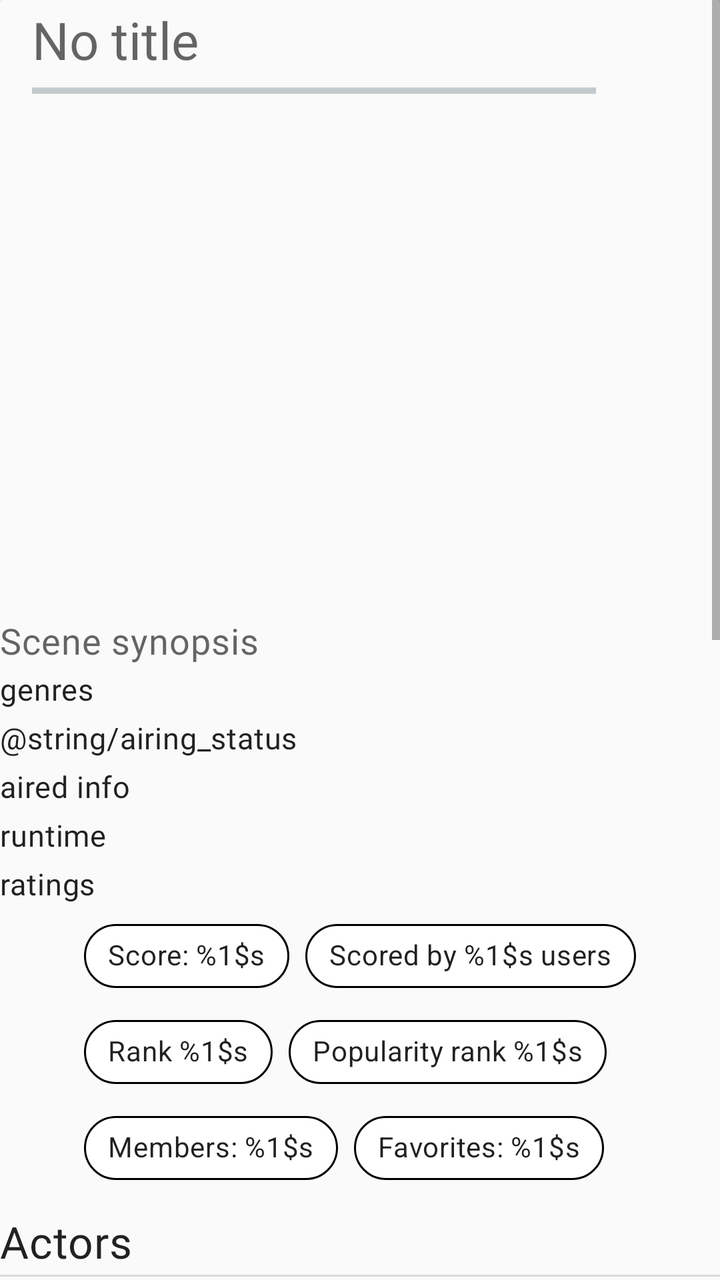
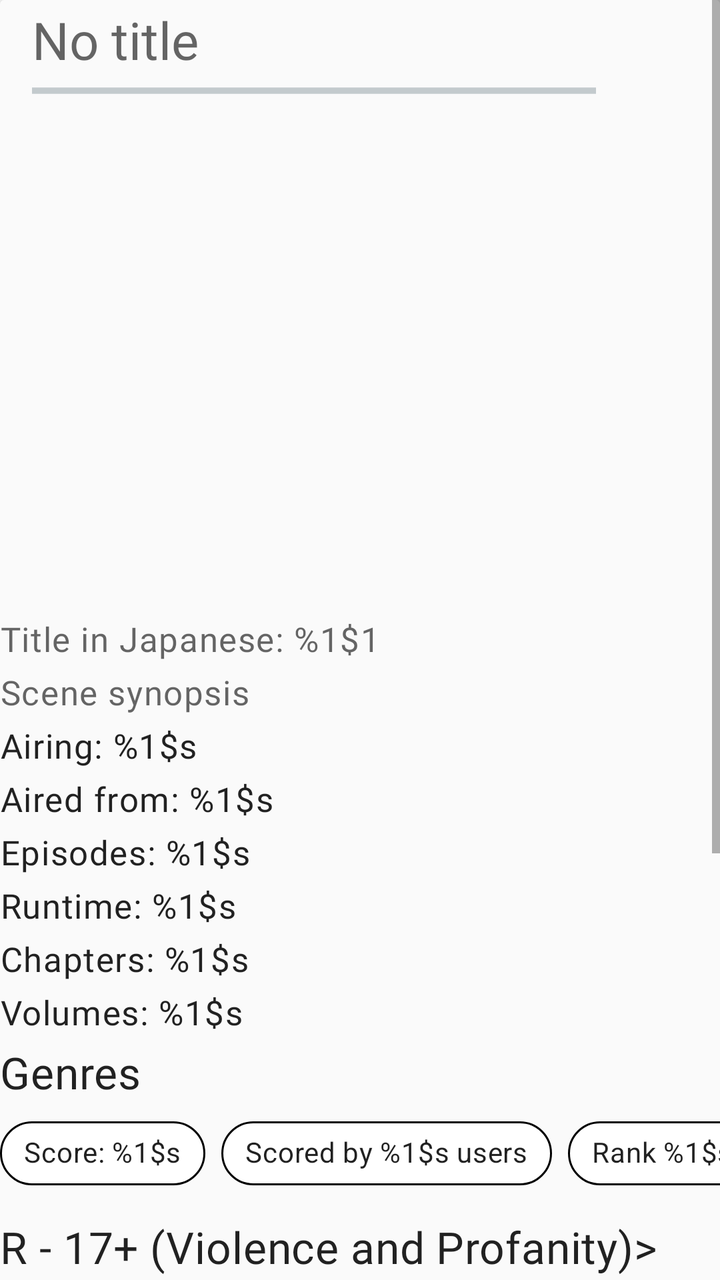

Screens rendered from an Android XML layout before and after an edit, with the pre-edit source and the edit as a unified diff.
<!-- AndroidManifest.xml: another module's application theme Theme.ECatalogs -->
<!-- res/layout/fragment_details_anime.xml -->
<?xml version="1.0" encoding="utf-8"?>
<ScrollView xmlns:android="http://schemas.android.com/apk/res/android"
    xmlns:app="http://schemas.android.com/apk/res-auto"
    android:layout_width="match_parent"
    android:layout_height="match_parent"
    android:layout_margin="@dimen/two_dimen"
    android:orientation="vertical">

    <androidx.cardview.widget.CardView
        android:id="@+id/details_card_view"
        android:layout_width="match_parent"
        android:layout_height="wrap_content"
        android:backgroundTint="?attr/colorSurface">

        <LinearLayout
            android:layout_width="match_parent"
            android:layout_height="match_parent"
            android:orientation="vertical">

            <androidx.appcompat.widget.Toolbar
                android:id="@+id/toolbar"
                android:layout_width="match_parent"
                android:layout_height="wrap_content">

                <LinearLayout
                    android:layout_width="match_parent"
                    android:layout_height="wrap_content"
                    android:orientation="vertical">

                    <TextView
                        android:id="@+id/title"
                        android:layout_width="match_parent"
                        android:layout_height="wrap_content"
                        android:hint="@string/no_title"
                        android:textAppearance="?attr/textAppearanceHeadline5" />

                    <ProgressBar
                        android:id="@+id/details_progress_bar"
                        style="?android:progressBarStyleHorizontal"
                        android:layout_width="282dp"
                        android:layout_height="wrap_content"
                        android:indeterminate="true" />

                    <TextView
                        android:id="@+id/details_error_message"
                        android:layout_width="match_parent"
                        android:layout_height="wrap_content"
                        android:text="@string/failed_to_retrieve_data"
                        android:textAppearance="?attr/textAppearanceCaption"
                        android:textColor="@android:color/holo_blue_light"
                        android:visibility="gone" />

                </LinearLayout>

            </androidx.appcompat.widget.Toolbar>

            <com.google.android.material.imageview.ShapeableImageView
                android:id="@+id/image"
                android:layout_width="match_parent"
                android:layout_height="wrap_content"
                android:adjustViewBounds="true"
                android:minWidth="@dimen/min_image_width"
                android:minHeight="@dimen/image_height"
                android:scaleType="fitCenter"
                app:strokeColor="@null" />

            <com.google.android.material.textview.MaterialTextView
                android:id="@+id/synopsis"
                android:layout_width="match_parent"
                android:layout_height="wrap_content"
                android:layout_marginVertical="@dimen/two_dimen"
                android:hint="@string/synopsis"
                android:textAppearance="?attr/textAppearanceBody2"
                android:textSize="18sp" />

            <com.google.android.material.textview.MaterialTextView
                android:id="@+id/genres"
                android:layout_width="match_parent"
                android:layout_height="wrap_content"
                android:layout_marginBottom="@dimen/two_dimen"
                android:text="@string/genres"
                android:textAppearance="?attr/textAppearanceBody2" />

            <com.google.android.material.textview.MaterialTextView
                android:id="@+id/airing_status"
                android:layout_width="wrap_content"
                android:layout_height="wrap_content"
                android:layout_marginVertical="@dimen/two_dimen"
                android:text="@string/airing_status"
                android:textAppearance="?attr/textAppearanceBody2" />

            <com.google.android.material.textview.MaterialTextView
                android:id="@+id/aired"
                android:layout_width="wrap_content"
                android:layout_height="wrap_content"
                android:layout_marginVertical="@dimen/two_dimen"
                android:text="@string/aired"
                android:textAppearance="?attr/textAppearanceBody2" />

            <com.google.android.material.textview.MaterialTextView
                android:id="@+id/runtime"
                android:layout_width="wrap_content"
                android:layout_height="wrap_content"
                android:layout_marginVertical="@dimen/two_dimen"
                android:text="@string/runtime"
                android:textAppearance="?attr/textAppearanceBody2" />


            <com.google.android.material.textview.MaterialTextView
                android:layout_width="match_parent"
                android:layout_height="wrap_content"
                android:layout_marginVertical="@dimen/two_dimen"
                android:id="@+id/rating"
                android:text="@string/ratings"
                android:textAppearance="?attr/textAppearanceBody2" />

            <com.google.android.material.chip.ChipGroup
                android:layout_width="wrap_content"
                android:layout_height="wrap_content"
                android:layout_gravity="center"
                android:layout_marginBottom="@dimen/six_dimen"
                android:clickable="false"
                android:foregroundGravity="center_horizontal"
                android:layoutDirection="locale"
                android:theme="@style/Theme.MaterialComponents.Light"
                app:singleLine="false">

                <com.google.android.material.chip.Chip
                    android:id="@+id/score"
                    android:layout_width="wrap_content"
                    android:layout_height="wrap_content"
                    android:gravity="start"
                    android:text="@string/score"
                    android:textAppearance="?attr/textAppearanceBody2"
                    app:chipBackgroundColor="@android:color/white"
                    app:chipStrokeColor="@android:color/black"
                    app:chipStrokeWidth="1dp" />

                <com.google.android.material.chip.Chip
                    android:id="@+id/scored_by"
                    android:layout_width="wrap_content"
                    android:layout_height="wrap_content"
                    android:gravity="center_horizontal"
                    android:text="@string/scored_by"
                    android:textAppearance="?attr/textAppearanceBody2"
                    app:chipBackgroundColor="@android:color/white"
                    app:chipStrokeColor="@android:color/black"
                    app:chipStrokeWidth="1dp" />

                <com.google.android.material.chip.Chip
                    android:id="@+id/rank"
                    android:layout_width="wrap_content"
                    android:layout_height="wrap_content"
                    android:gravity="end"
                    android:text="@string/rank"
                    android:textAppearance="?attr/textAppearanceBody2"
                    app:chipBackgroundColor="@android:color/white"
                    app:chipStrokeColor="@android:color/black"
                    app:chipStrokeWidth="1dp" />

                <com.google.android.material.chip.Chip
                    android:id="@+id/popularity"
                    android:layout_width="wrap_content"
                    android:layout_height="wrap_content"
                    android:gravity="end"
                    android:text="@string/polularity"
                    android:textAppearance="?attr/textAppearanceBody2"
                    app:chipBackgroundColor="@android:color/white"
                    app:chipStrokeColor="@android:color/black"
                    app:chipStrokeWidth="1dp" />

                <com.google.android.material.chip.Chip
                    android:id="@+id/members"
                    android:layout_width="wrap_content"
                    android:layout_height="wrap_content"
                    android:gravity="end"
                    android:text="@string/members"
                    android:textAppearance="?attr/textAppearanceBody2"
                    app:chipBackgroundColor="@android:color/white"
                    app:chipStrokeColor="@android:color/black"
                    app:chipStrokeWidth="1dp" />

                <com.google.android.material.chip.Chip
                    android:id="@+id/favorites"
                    android:layout_width="wrap_content"
                    android:layout_height="wrap_content"
                    android:gravity="end"
                    android:text="@string/favorites"
                    android:textAppearance="?attr/textAppearanceBody2"
                    app:chipBackgroundColor="@android:color/white"
                    app:chipStrokeColor="@android:color/black"
                    app:chipStrokeWidth="1dp" />

            </com.google.android.material.chip.ChipGroup>

            <com.google.android.material.textview.MaterialTextView
                android:layout_width="match_parent"
                android:layout_height="wrap_content"
                android:layout_marginVertical="@dimen/two_dimen"
                android:text="@string/actors"
                android:textAppearance="?attr/textAppearanceHeadline6" />

            <View style="@style/Divider.Horizontal" />

            <androidx.recyclerview.widget.RecyclerView
                android:id="@+id/list_actors"
                android:layout_width="match_parent"
                android:layout_height="@dimen/image_height"
                android:layout_marginBottom="@dimen/six_dimen" />

            <com.google.android.material.textview.MaterialTextView
                android:layout_width="match_parent"
                android:layout_height="wrap_content"
                android:layout_marginVertical="@dimen/two_dimen"
                android:text="@string/box_office"
                android:textAppearance="?attr/textAppearanceHeadline6" />

            <View style="@style/Divider.Horizontal" />

            <TextView
                android:id="@+id/movie_budget"
                android:layout_width="match_parent"
                android:layout_height="wrap_content"
                android:text="@string/budget"
                android:textAppearance="?attr/textAppearanceBody2" />

            <TextView
                android:id="@+id/movie_open_weekend_gross"
                android:layout_width="match_parent"
                android:layout_height="wrap_content"
                android:text="@string/open_week_gross"
                android:textAppearance="?attr/textAppearanceBody2" />

            <TextView
                android:id="@+id/movie_world_wide_gross"
                android:layout_width="match_parent"
                android:layout_height="wrap_content"
                android:layout_marginBottom="@dimen/six_dimen"
                android:text="@string/world_wide_gross"
                android:textAppearance="?attr/textAppearanceBody2" />

            <com.google.android.material.textview.MaterialTextView
                android:layout_width="match_parent"
                android:layout_height="wrap_content"
                android:layout_marginVertical="@dimen/two_dimen"
                android:text="@string/similar_titles"
                android:textAppearance="?attr/textAppearanceHeadline6" />

            <View style="@style/Divider.Horizontal" />

            <androidx.recyclerview.widget.RecyclerView
                android:id="@+id/list_similars"
                android:layout_width="match_parent"
                android:layout_height="@dimen/image_height" />
        </LinearLayout>

    </androidx.cardview.widget.CardView>

</ScrollView>
<!-- resources referenced by this layout -->
<resources>
  <dimen name="image_height">250dp</dimen>
  <dimen name="min_image_width">150dp</dimen>
  <dimen name="six_dimen">6dp</dimen>
  <dimen name="two_dimen">2dp</dimen>
  <string name="actors">Actors</string>
  <string name="aired">aired info</string>
  <string name="box_office">Box office</string>
  <string name="budget">Budget: %1$s</string>
  <string name="failed_to_retrieve_data">Failed to retrieve data 😓</string>
  <string name="favorites">Favorites: %1$s</string>
  <string name="genres">genres</string>
  <string name="members">Members: %1$s</string>
  <string name="no_title">No title</string>
  <string name="open_week_gross">Open week gross: %1$s</string>
  <string name="polularity">Popularity rank %1$s</string>
  <string name="rank">Rank %1$s</string>
  <string name="ratings">ratings</string>
  <string name="runtime">runtime</string>
  <string name="score">Score: %1$s</string>
  <string name="scored_by">Scored by %1$s users</string>
  <string name="similar_titles">Similar titles</string>
  <string name="synopsis">Scene synopsis</string>
  <string name="world_wide_gross">World wide gross: %1$s</string>
  <style name="Divider.Horizontal" parent="Divider">
          <item name="android:layout_width">match_parent</item>
          <item name="android:layout_height">1dp</item>
      </style>
  <style name="Divider">
          <item name="android:background">?android:attr/listDivider</item> // can add colorur here
      </style>
  <color name="blue_grey_600">#546e7a</color>
  <color name="blue_grey_100">#819ca9</color>
  <color name="black">#000000</color>
  <color name="white">#fafafa</color>
  <color name="blue_grey_700">#29434e</color>
  <style name="ShapeAppearance.ECatalog.SmallComponent" parent="ShapeAppearance.MaterialComponents.SmallComponent">
          <item name="cornerFamily">rounded</item>
          <item name="cornerSize">@dimen/reply_small_component_corner_radius</item>
      </style>
  <style name="ShapeAppearance.ECatalog.MediumComponent" parent="ShapeAppearance.MaterialComponents.MediumComponent">
          <item name="cornerFamily">rounded</item>
          <item name="cornerSize">@dimen/reply_medium_component_corner_radius</item>
      </style>
  <style name="ShapeAppearance.ECatalog.LargeComponent" parent="ShapeAppearance.MaterialComponents.LargeComponent">
          <item name="cornerFamily">rounded</item>
          <item name="cornerSize">@dimen/reply_large_component_corner_radius</item>
      </style>
  <style name="TextAppearance.MdcTypographyStyles.Body2" parent="TextAppearance.MaterialComponents.Body2">
          <item name="fontFamily">@font/nunito_sans_regular</item>
          <item name="android:fontFamily">@font/nunito_sans_regular</item>
          <item name="android:textSize">15sp</item>
      </style>
  <style name="TextAppearance.MdcTypographyStyles.Button" parent="TextAppearance.MaterialComponents.Button">
          <item name="fontFamily">@font/nunito_sans_light</item>
          <item name="android:fontFamily">@font/nunito_sans_light</item>
          <item name="android:textSize">15sp</item>
      </style>
  <style name="TextAppearance.MdcTypographyStyles.Caption" parent="TextAppearance.MaterialComponents.Caption">
          <item name="fontFamily">@font/nunito_sans_light</item>
          <item name="android:fontFamily">@font/nunito_sans_light</item>
          <item name="android:textSize">13sp</item>
      </style>
  <dimen name="reply_small_component_corner_radius">8dp</dimen>
  <dimen name="reply_medium_component_corner_radius">12dp</dimen>
  <dimen name="reply_large_component_corner_radius">24dp</dimen>
  <!-- unchanged entries left out for length: 6 -->
</resources>

<!-- the commit's change to res/layout/fragment_details_anime.xml (unified diff, before → after) -->
@@ -65,54 +65,130 @@
                 app:strokeColor="@null" />
 
             <com.google.android.material.textview.MaterialTextView
+                android:id="@+id/title_japanese"
+                android:layout_width="match_parent"
+                android:layout_height="wrap_content"
+                android:layout_marginVertical="@dimen/two_dimen"
+                android:hint="@string/title_japanese"
+                android:textAppearance="?attr/textAppearanceBody1" />
+
+            <com.google.android.material.textview.MaterialTextView
                 android:id="@+id/synopsis"
                 android:layout_width="match_parent"
                 android:layout_height="wrap_content"
                 android:layout_marginVertical="@dimen/two_dimen"
                 android:hint="@string/synopsis"
-                android:textAppearance="?attr/textAppearanceBody2"
-                android:textSize="18sp" />
+                android:textAppearance="?attr/textAppearanceBody1" />
+
+            <com.google.android.material.textview.MaterialTextView
+                android:id="@+id/airing_status"
+                android:layout_width="wrap_content"
+                android:layout_height="wrap_content"
+                android:layout_marginVertical="@dimen/two_dimen"
+                android:text="@string/airing_status"
+                android:textAppearance="?attr/textAppearanceBody1" />
+
+            <com.google.android.material.textview.MaterialTextView
+                android:id="@+id/aired"
+                android:layout_width="wrap_content"
+                android:layout_height="wrap_content"
+                android:layout_marginVertical="@dimen/two_dimen"
+                android:text="@string/aired"
+                android:textAppearance="?attr/textAppearanceBody1" />
+
+            <com.google.android.material.textview.MaterialTextView
+                android:id="@+id/episodes"
+                android:layout_width="wrap_content"
+                android:layout_height="wrap_content"
+                android:layout_marginVertical="@dimen/two_dimen"
+                android:text="@string/episodes"
+                android:textAppearance="?attr/textAppearanceBody1" />
+
+            <com.google.android.material.textview.MaterialTextView
+                android:id="@+id/runtime"
+                android:layout_width="wrap_content"
+                android:layout_height="wrap_content"
+                android:layout_marginVertical="@dimen/two_dimen"
+                android:text="@string/runtime"
+                android:textAppearance="?attr/textAppearanceBody1" />
+
+            <com.google.android.material.textview.MaterialTextView
+                android:id="@+id/chapters"
+                android:layout_width="wrap_content"
+                android:layout_height="wrap_content"
+                android:layout_marginVertical="@dimen/two_dimen"
+                android:text="@string/chapters"
+                android:textAppearance="?attr/textAppearanceBody1" />
+
+            <com.google.android.material.textview.MaterialTextView
+                android:id="@+id/volumes"
+                android:layout_width="wrap_content"
+                android:layout_height="wrap_content"
+                android:layout_marginVertical="@dimen/two_dimen"
+                android:text="@string/volumes"
+                android:textAppearance="?attr/textAppearanceBody1" />
 
             <com.google.android.material.textview.MaterialTextView
                 android:id="@+id/genres"
-                android:layout_width="match_parent"
-                android:layout_height="wrap_content"
-                android:layout_marginBottom="@dimen/two_dimen"
+                android:layout_width="wrap_content"
+                android:layout_height="wrap_content"
+                android:layout_marginVertical="@dimen/two_dimen"
                 android:text="@string/genres"
-                android:textAppearance="?attr/textAppearanceBody2" />
-
-            <com.google.android.material.textview.MaterialTextView
-                android:id="@+id/airing_status"
-                android:layout_width="wrap_content"
-                android:layout_height="wrap_content"
-                android:layout_marginVertical="@dimen/two_dimen"
-                android:text="@string/airing_status"
-                android:textAppearance="?attr/textAppearanceBody2" />
-
-            <com.google.android.material.textview.MaterialTextView
-                android:id="@+id/aired"
-                android:layout_width="wrap_content"
-                android:layout_height="wrap_content"
-                android:layout_marginVertical="@dimen/two_dimen"
-                android:text="@string/aired"
-                android:textAppearance="?attr/textAppearanceBody2" />
-
-            <com.google.android.material.textview.MaterialTextView
-                android:id="@+id/runtime"
-                android:layout_width="wrap_content"
-                android:layout_height="wrap_content"
-                android:layout_marginVertical="@dimen/two_dimen"
-                android:text="@string/runtime"
-                android:textAppearance="?attr/textAppearanceBody2" />
-
-
-            <com.google.android.material.textview.MaterialTextView
-                android:layout_width="match_parent"
-                android:layout_height="wrap_content"
-                android:layout_marginVertical="@dimen/two_dimen"
-                android:id="@+id/rating"
-                android:text="@string/ratings"
-                android:textAppearance="?attr/textAppearanceBody2" />
+                android:textAppearance="?attr/textAppearanceHeadline6" />
+
+            <com.google.android.material.chip.ChipGroup
+                android:layout_width="wrap_content"
+                android:layout_height="wrap_content"
+                android:layout_gravity="center"
+                android:layout_marginBottom="@dimen/six_dimen"
+                android:clickable="false"
+                android:foregroundGravity="center_horizontal"
+                android:layoutDirection="locale"
+                android:theme="@style/Theme.MaterialComponents.Light"
+                app:singleLine="true">
+
+                <com.google.android.material.chip.Chip
+                    android:id="@+id/genre_one"
+                    android:layout_width="wrap_content"
+                    android:layout_height="wrap_content"
+                    android:gravity="start"
+                    android:text="@string/score"
+                    android:textAppearance="?attr/textAppearanceBody2"
+                    app:chipBackgroundColor="@android:color/white"
+                    app:chipStrokeColor="@android:color/black"
+                    app:chipStrokeWidth="1dp" />
+
+                <com.google.android.material.chip.Chip
+                    android:id="@+id/genre_two"
+                    android:layout_width="wrap_content"
+                    android:layout_height="wrap_content"
+                    android:gravity="center_horizontal"
+                    android:text="@string/scored_by"
+                    android:textAppearance="?attr/textAppearanceBody2"
+                    app:chipBackgroundColor="@android:color/white"
+                    app:chipStrokeColor="@android:color/black"
+                    app:chipStrokeWidth="1dp" />
+
+                <com.google.android.material.chip.Chip
+                    android:id="@+id/genre_three"
+                    android:layout_width="wrap_content"
+                    android:layout_height="wrap_content"
+                    android:gravity="end"
+                    android:text="@string/rank"
+                    android:textAppearance="?attr/textAppearanceBody2"
+                    app:chipBackgroundColor="@android:color/white"
+                    app:chipStrokeColor="@android:color/black"
+                    app:chipStrokeWidth="1dp" />
+
+            </com.google.android.material.chip.ChipGroup>
+
+            <com.google.android.material.textview.MaterialTextView
+                android:id="@+id/pg_rating"
+                android:layout_width="wrap_content"
+                android:layout_height="wrap_content"
+                android:layout_marginVertical="@dimen/two_dimen"
+                android:text="@string/pg_rating"
+                android:textAppearance="?attr/textAppearanceHeadline6" />
 
             <com.google.android.material.chip.ChipGroup
                 android:layout_width="wrap_content"
@@ -193,67 +269,60 @@
 
             </com.google.android.material.chip.ChipGroup>
 
-            <com.google.android.material.textview.MaterialTextView
-                android:layout_width="match_parent"
-                android:layout_height="wrap_content"
-                android:layout_marginVertical="@dimen/two_dimen"
-                android:text="@string/actors"
+            <View style="@style/Divider.Horizontal" />
+
+            <com.google.android.material.textview.MaterialTextView
+                android:id="@+id/url"
+                android:layout_width="wrap_content"
+                android:layout_height="wrap_content"
+                android:layout_marginVertical="@dimen/two_dimen"
+                android:text="@string/link_web_page"
+                android:textAppearance="?attr/textAppearanceBody1" />
+
+            <View style="@style/Divider.Horizontal" />
+
+            <com.google.android.material.textview.MaterialTextView
+                android:id="@+id/trailer"
+                android:layout_width="wrap_content"
+                android:layout_height="wrap_content"
+                android:layout_marginVertical="@dimen/two_dimen"
+                android:text="@string/link_trailer"
+                android:textAppearance="?attr/textAppearanceBody1" />
+
+            <com.google.android.material.textview.MaterialTextView
+                android:id="@+id/authors"
+                android:layout_width="wrap_content"
+                android:layout_height="wrap_content"
+                android:layout_marginVertical="@dimen/two_dimen"
+                android:text="@string/authors"
+                android:textAppearance="?attr/textAppearanceBody1" />
+
+            <com.google.android.material.textview.MaterialTextView
+                android:id="@+id/serializations"
+                android:layout_width="wrap_content"
+                android:layout_height="wrap_content"
+                android:layout_marginVertical="@dimen/two_dimen"
+                android:text="@string/serializations"
                 android:textAppearance="?attr/textAppearanceHeadline6" />
 
+            <com.google.android.material.textview.MaterialTextView
+                android:id="@+id/serialization_name"
+                android:layout_width="wrap_content"
+                android:layout_height="wrap_content"
+                android:layout_marginVertical="@dimen/two_dimen"
+                android:text="@string/serialization_name"
+                android:textAppearance="?attr/textAppearanceBody1" />
+
+            <com.google.android.material.textview.MaterialTextView
+                android:id="@+id/serialization_link"
+                android:layout_width="wrap_content"
+                android:layout_height="wrap_content"
+                android:layout_marginVertical="@dimen/two_dimen"
+                android:text="@string/serialization_link"
+                android:textAppearance="?attr/textAppearanceBody1" />
+
             <View style="@style/Divider.Horizontal" />
-
-            <androidx.recyclerview.widget.RecyclerView
-                android:id="@+id/list_actors"
-                android:layout_width="match_parent"
-                android:layout_height="@dimen/image_height"
-                android:layout_marginBottom="@dimen/six_dimen" />
-
-            <com.google.android.material.textview.MaterialTextView
-                android:layout_width="match_parent"
-                android:layout_height="wrap_content"
-                android:layout_marginVertical="@dimen/two_dimen"
-                android:text="@string/box_office"
-                android:textAppearance="?attr/textAppearanceHeadline6" />
-
-            <View style="@style/Divider.Horizontal" />
-
-            <TextView
-                android:id="@+id/movie_budget"
-                android:layout_width="match_parent"
-                android:layout_height="wrap_content"
-                android:text="@string/budget"
-                android:textAppearance="?attr/textAppearanceBody2" />
-
-            <TextView
-                android:id="@+id/movie_open_weekend_gross"
-                android:layout_width="match_parent"
-                android:layout_height="wrap_content"
-                android:text="@string/open_week_gross"
-                android:textAppearance="?attr/textAppearanceBody2" />
-
-            <TextView
-                android:id="@+id/movie_world_wide_gross"
-                android:layout_width="match_parent"
-                android:layout_height="wrap_content"
-                android:layout_marginBottom="@dimen/six_dimen"
-                android:text="@string/world_wide_gross"
-                android:textAppearance="?attr/textAppearanceBody2" />
-
-            <com.google.android.material.textview.MaterialTextView
-                android:layout_width="match_parent"
-                android:layout_height="wrap_content"
-                android:layout_marginVertical="@dimen/two_dimen"
-                android:text="@string/similar_titles"
-                android:textAppearance="?attr/textAppearanceHeadline6" />
-
-            <View style="@style/Divider.Horizontal" />
-
-            <androidx.recyclerview.widget.RecyclerView
-                android:id="@+id/list_similars"
-                android:layout_width="match_parent"
-                android:layout_height="@dimen/image_height" />
         </LinearLayout>
-
     </androidx.cardview.widget.CardView>
 
 </ScrollView>
<!-- resource entries referenced after the edit -->
@@ -4,25 +4,30 @@
   <dimen name="min_image_width">150dp</dimen>
   <dimen name="six_dimen">6dp</dimen>
   <dimen name="two_dimen">2dp</dimen>
-  <string name="actors">Actors</string>
-  <string name="aired">aired info</string>
-  <string name="box_office">Box office</string>
-  <string name="budget">Budget: %1$s</string>
+  <string name="aired">Aired from: %1$s</string>
+  <string name="airing_status">Airing: %1$s</string>
+  <string name="authors">Authors: %1$s</string>
+  <string name="chapters">Chapters: %1$s</string>
+  <string name="episodes">Episodes: %1$s</string>
   <string name="failed_to_retrieve_data">Failed to retrieve data 😓</string>
   <string name="favorites">Favorites: %1$s</string>
-  <string name="genres">genres</string>
+  <string name="genres">Genres</string>
+  <string name="link_trailer">Link to trailer: %1$s</string>
+  <string name="link_web_page">Link to web page: %1$s</string>
   <string name="members">Members: %1$s</string>
   <string name="no_title">No title</string>
-  <string name="open_week_gross">Open week gross: %1$s</string>
+  <string name="pg_rating">R - 17+ (Violence and Profanity)&gt;</string>
   <string name="polularity">Popularity rank %1$s</string>
   <string name="rank">Rank %1$s</string>
-  <string name="ratings">ratings</string>
-  <string name="runtime">runtime</string>
+  <string name="runtime">Runtime: %1$s</string>
   <string name="score">Score: %1$s</string>
   <string name="scored_by">Scored by %1$s users</string>
-  <string name="similar_titles">Similar titles</string>
+  <string name="serialization_link">Link to web page: %1$s</string>
+  <string name="serialization_name">Name: %1$s</string>
+  <string name="serializations">Serialization</string>
   <string name="synopsis">Scene synopsis</string>
-  <string name="world_wide_gross">World wide gross: %1$s</string>
+  <string name="title_japanese">"Title in Japanese: %1$1"</string>
+  <string name="volumes">Volumes: %1$s</string>
   <style name="Divider.Horizontal" parent="Divider">
           <item name="android:layout_width">match_parent</item>
           <item name="android:layout_height">1dp</item>
